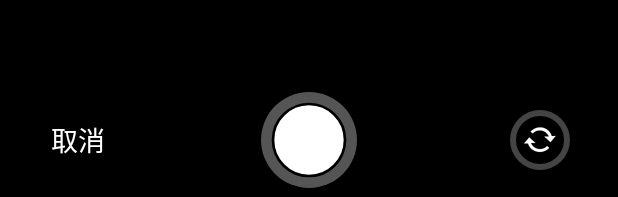
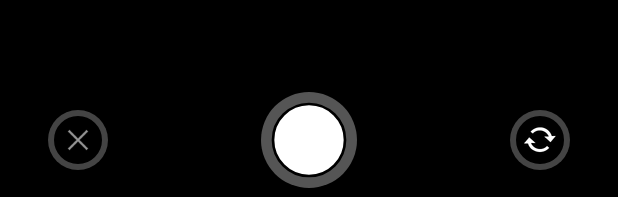
Before and after one commit to changleibox/CameraLibrary, an Android app: the layout camera_activity_camera.xml on its own in the app's theme, with its tools: preview values and no code run, on a phone screen of 412 x 824 dp. Shown: the part 1036-1233 px from the top of the screen. Run offline under Robolectric (Android 15) with nearby library versions, the phone set to English and light mode, and no system bars.

```diff
--- a/FoolCamera/src/main/res/layout-land/camera_activity_camera.xml
+++ b/FoolCamera/src/main/res/layout-land/camera_activity_camera.xml
@@ -63,18 +63,32 @@
         android:background="@android:color/black"
         tools:ignore="RtlHardcoded">
 
-        <Button
-            android:layout_width="wrap_content"
-            android:layout_height="wrap_content"
+        <!--<Button-->
+        <!--android:layout_width="wrap_content"-->
+        <!--android:layout_height="wrap_content"-->
+        <!--android:layout_gravity="center_horizontal"-->
+        <!--android:layout_marginBottom="8dp"-->
+        <!--android:layout_marginTop="8dp"-->
+        <!--android:background="@android:color/transparent"-->
+        <!--android:onClick="onCancel"-->
+        <!--android:padding="16dp"-->
+        <!--android:text="@string/camera_btn_cancel"-->
+        <!--android:textColor="@android:color/white"-->
+        <!--android:textSize="16sp"/>-->
+
+        <ImageButton
+            android:layout_width="40dp"
+            android:layout_height="40dp"
             android:layout_gravity="center_horizontal"
-            android:layout_marginBottom="8dp"
-            android:layout_marginTop="8dp"
-            android:background="@android:color/transparent"
+            android:layout_marginBottom="32dp"
+            android:layout_marginTop="32dp"
+            android:background="@drawable/camera_selector_switch_camera"
+            android:contentDescription="@string/camera_app_name"
             android:onClick="onCancel"
-            android:padding="16dp"
-            android:text="@string/camera_btn_cancel"
-            android:textColor="@android:color/white"
-            android:textSize="16sp"/>
+            android:padding="8dp"
+            android:scaleType="centerCrop"
+            android:src="@android:drawable/ic_menu_close_clear_cancel"
+            tools:ignore="RtlHardcoded"/>
 
         <ImageButton
             android:id="@+id/camera_ib_take_picture"
--- a/FoolCamera/src/main/res/layout/camera_activity_camera.xml
+++ b/FoolCamera/src/main/res/layout/camera_activity_camera.xml
@@ -64,18 +64,32 @@
         android:layout_gravity="bottom"
         android:background="@android:color/black">
 
-        <Button
-            android:layout_width="wrap_content"
-            android:layout_height="wrap_content"
+        <!--<Button-->
+        <!--android:layout_width="wrap_content"-->
+        <!--android:layout_height="wrap_content"-->
+        <!--android:layout_gravity="center_vertical"-->
+        <!--android:layout_marginLeft="8dp"-->
+        <!--android:layout_marginRight="8dp"-->
+        <!--android:background="@android:color/transparent"-->
+        <!--android:onClick="onCancel"-->
+        <!--android:padding="16dp"-->
+        <!--android:text="@string/camera_btn_cancel"-->
+        <!--android:textColor="@android:color/white"-->
+        <!--android:textSize="18sp"/>-->
+
+        <ImageButton
+            android:layout_width="40dp"
+            android:layout_height="40dp"
             android:layout_gravity="center_vertical"
-            android:layout_marginLeft="8dp"
-            android:layout_marginRight="8dp"
-            android:background="@android:color/transparent"
+            android:layout_marginLeft="32dp"
+            android:layout_marginRight="32dp"
+            android:background="@drawable/camera_selector_switch_camera"
+            android:contentDescription="@string/camera_app_name"
             android:onClick="onCancel"
-            android:padding="16dp"
-            android:text="@string/camera_btn_cancel"
-            android:textColor="@android:color/white"
-            android:textSize="18sp"/>
+            android:padding="8dp"
+            android:scaleType="centerCrop"
+            android:src="@android:drawable/ic_menu_close_clear_cancel"
+            tools:ignore="RtlHardcoded"/>
 
         <ImageButton
             android:id="@+id/camera_ib_take_picture"
```
